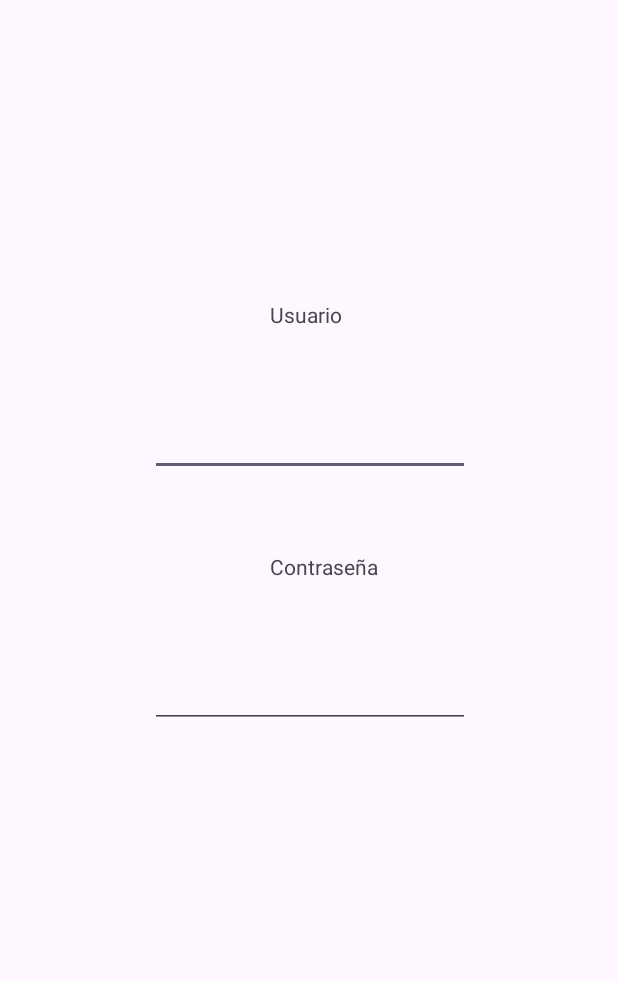
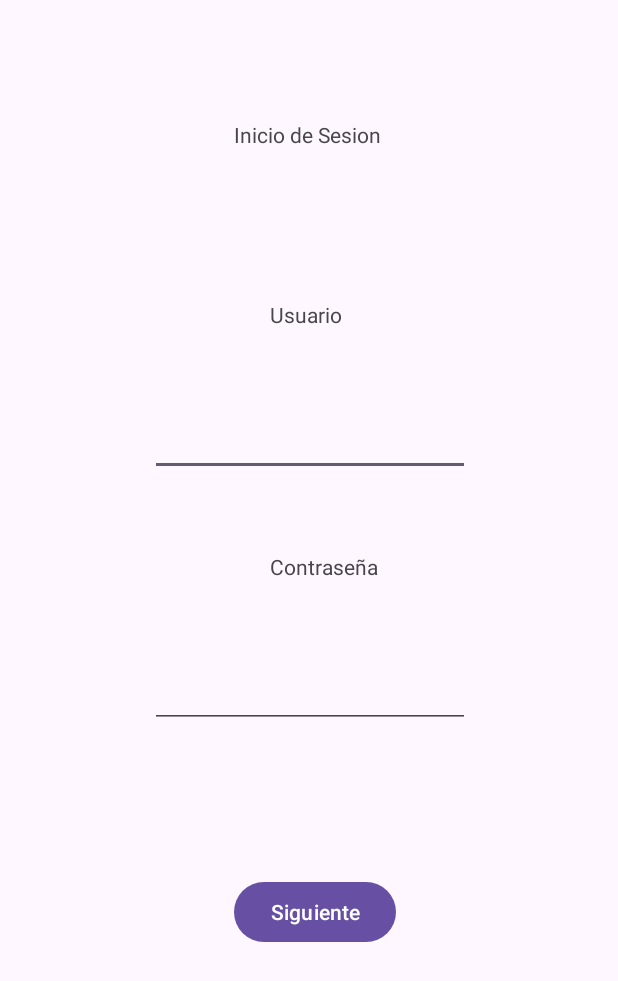
Before and after one commit to Manzano17/Signo-Play, an Android app: the screen it shows after launch (MainActivity before the commit, InicioSesion after it), on a phone screen of 412 x 824 dp. Shown: the top 981 px of the screen. Run offline under Robolectric (Android 15) with nearby library versions, the phone set to English and light mode, and no system bars.

Commit message:
Se agregaron 5 pantallas

```diff
--- a/app/src/main/AndroidManifest.xml
+++ b/app/src/main/AndroidManifest.xml
@@ -13,6 +13,9 @@
         android:theme="@style/Theme.SignoPlay"
         tools:targetApi="31">
         <activity
+            android:name=".Nivel1Final"
+            android:exported="false" />
+        <activity
             android:name=".FinNivel5"
             android:exported="false" />
         <activity
@@ -25,7 +28,7 @@
             android:name=".VerProgreso"
             android:exported="false" />
         <activity
-            android:name=".MainActivity"
+            android:name=".InicioSesion"
             android:exported="true">
             <intent-filter>
                 <action android:name="android.intent.action.MAIN" />
--- /dev/null
+++ b/app/src/main/java/com/proyecto/signoplay/InicioSesion.kt
@@ -0,0 +1,36 @@
+package com.proyecto.signoplay
+
+import android.content.Intent
+import androidx.appcompat.app.AppCompatActivity
+import android.os.Bundle
+import android.widget.Button
+import android.widget.EditText
+import android.widget.Toast
+
+class InicioSesion : AppCompatActivity() {
+    override fun onCreate(savedInstanceState: Bundle?) {
+        super.onCreate(savedInstanceState)
+        setContentView(R.layout.activity_main)
+
+        val btnSiguiente = findViewById<Button>(R.id.btn_siguiente)
+        val ptUsuario = findViewById<EditText>(R.id.edit_usuario)
+        val ptContrasenia = findViewById<EditText>(R.id.edit_contrasenia)
+
+        btnSiguiente.setOnClickListener{
+            val usuario = ptUsuario.text.toString()
+            val contrasenia = ptContrasenia.text.toString()
+
+            if (usuario == "usuario"){
+                if (contrasenia == "123456"){
+                    val intent = Intent(this, VerProgreso::class.java)
+                    intent.putExtra("usuario", usuario)
+                    startActivity(intent)
+                } else {
+                    Toast.makeText(this, "Contraseña Incorrecta", Toast.LENGTH_SHORT).show()
+                }
+            } else {
+                Toast.makeText(this, "Datos incorrectos", Toast.LENGTH_SHORT).show()
+            }
+        }
+    }
+}
--- a/app/src/main/java/com/proyecto/signoplay/MainActivity.kt
+++ /dev/null
@@ -1,11 +0,0 @@
-package com.proyecto.signoplay
-
-import androidx.appcompat.app.AppCompatActivity
-import android.os.Bundle
-
-class MainActivity : AppCompatActivity() {
-    override fun onCreate(savedInstanceState: Bundle?) {
-        super.onCreate(savedInstanceState)
-        setContentView(R.layout.activity_main)
-    }
-}
--- a/app/src/main/res/layout/activity_main.xml
+++ b/app/src/main/res/layout/activity_main.xml
@@ -4,7 +4,7 @@
     xmlns:tools="http://schemas.android.com/tools"
     android:layout_width="match_parent"
     android:layout_height="match_parent"
-    tools:context=".MainActivity">
+    tools:context=".InicioSesion">
 
     <TextView
         android:id="@+id/text_usuario"
@@ -48,4 +48,24 @@
         app:layout_constraintStart_toStartOf="parent"
         app:layout_constraintTop_toTopOf="parent" />
 
+    <TextView
+        android:id="@+id/textView"
+        android:layout_width="wrap_content"
+        android:layout_height="wrap_content"
+        android:layout_marginStart="156dp"
+        android:layout_marginTop="80dp"
+        android:text="Inicio de Sesion"
+        app:layout_constraintStart_toStartOf="parent"
+        app:layout_constraintTop_toTopOf="parent" />
+
+    <Button
+        android:id="@+id/btn_siguiente"
+        android:layout_width="wrap_content"
+        android:layout_height="wrap_content"
+        android:layout_marginStart="156dp"
+        android:layout_marginTop="584dp"
+        android:text="Siguiente"
+        app:layout_constraintStart_toStartOf="parent"
+        app:layout_constraintTop_toTopOf="parent" />
+
 </androidx.constraintlayout.widget.ConstraintLayout>
```
Also changed, not shown: app/src/main/java/com/proyecto/signoplay/Nivel1Final.kt (added, +20 -0 lines), app/src/main/res/layout/activity_fin_nivel5.xml (+20 -0 lines), app/src/main/res/layout/activity_nivel1.xml (+10 -0 lines), app/src/main/res/layout/activity_nivel1_final.xml (added, +99 -0 lines), app/src/main/res/layout/activity_obtener_recompensa.xml (+10 -0 lines), app/src/main/res/layout/activity_ver_progreso.xml (+10 -0 lines).
